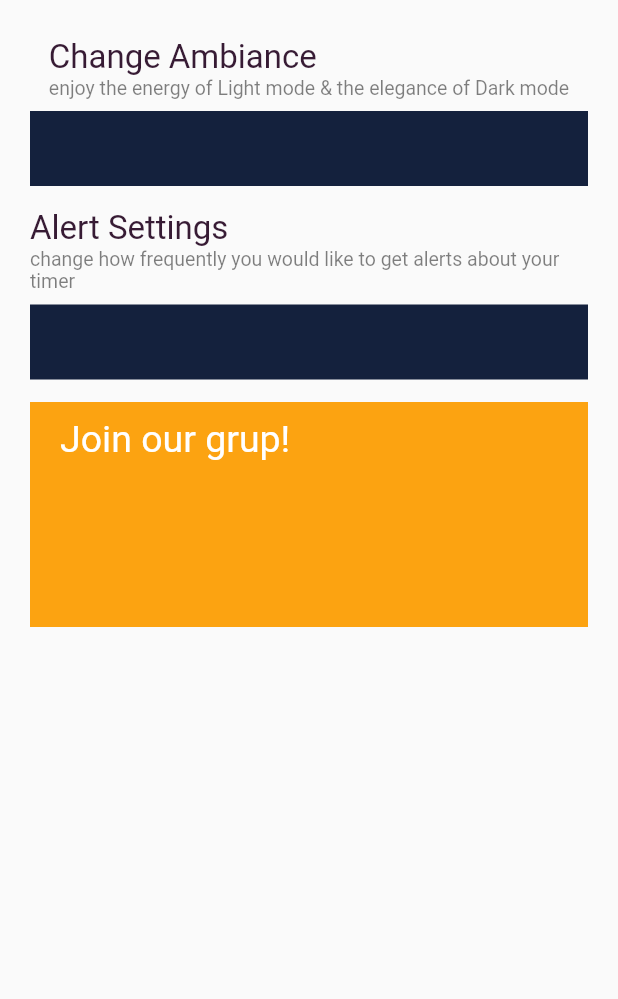
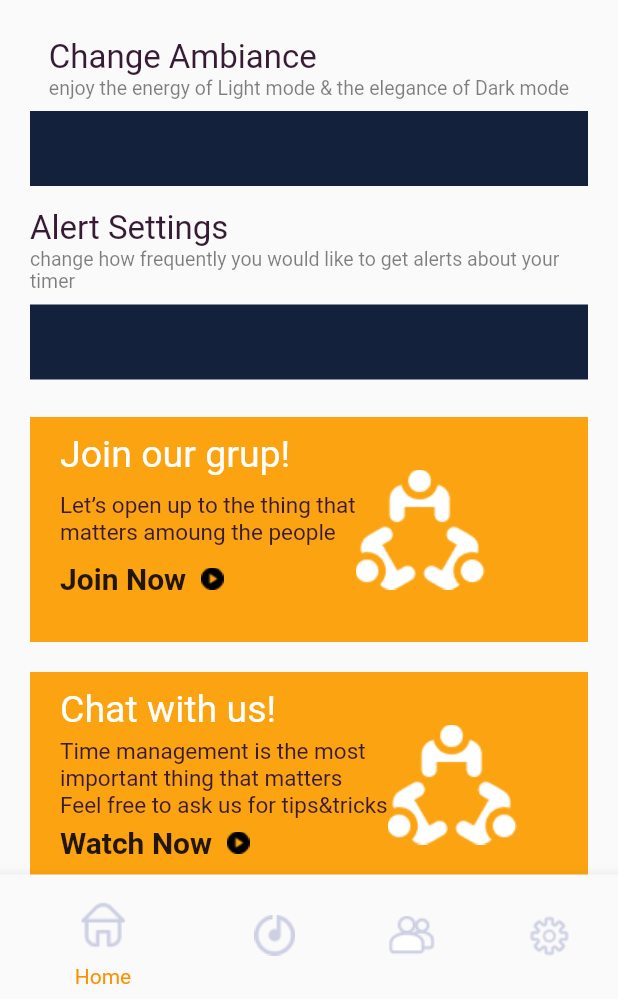
Before and after one commit to ziyad00/Becove, a Flutter app: the screen it shows after launch, on a phone screen of 412 x 824 dp, the part 237-1236 px from its top. Run offline on Flutter 3.47's test engine with Material 2 defaults, Android fonts, the phone set to English and light mode, and no system bars.

Commit message:
feat: add new screens

```diff
--- a/lib/third_screen.dart
+++ b/lib/third_screen.dart
@@ -1,12 +1,73 @@
 import 'package:flutter/material.dart';
+import 'package:tracker/fifth_screen.dart';
+import 'package:tracker/forth_screen.dart';
 
-class ThirdScreen extends StatelessWidget {
+class ThirdScreen extends StatefulWidget {
   const ThirdScreen({Key? key}) : super(key: key);
+
+  @override
+  State<ThirdScreen> createState() => _ThirdScreenState();
+}
+
+class _ThirdScreenState extends State<ThirdScreen> {
+  int _selectedIndex = 0;
+  static const TextStyle optionStyle =
+      TextStyle(fontSize: 30, fontWeight: FontWeight.bold);
+  static const List<Widget> _widgetOptions = <Widget>[
+    Home(),
+    Tracker(),
+    stats(),
+    Text(
+      'Index 3: Settings',
+      style: optionStyle,
+    ),
+  ];
+
+  void _onItemTapped(int index) {
+    setState(() {
+      _selectedIndex = index;
+    });
+  }
 
   @override
   Widget build(BuildContext context) {
     return Scaffold(
-      body: SafeArea(
+      body: _widgetOptions.elementAt(_selectedIndex),
+      bottomNavigationBar: BottomNavigationBar(
+        items: <BottomNavigationBarItem>[
+          BottomNavigationBarItem(
+            icon: Image.asset('images/Home.png'),
+            label: 'Home',
+          ),
+          BottomNavigationBarItem(
+            icon: Image.asset('images/RectangleCopy3.png'),
+            label: 'Tracker',
+          ),
+          BottomNavigationBarItem(
+            icon: Image.asset('images/noun_users_847316 2.png'),
+            label: 'Profile',
+          ),
+          BottomNavigationBarItem(
+            icon: Image.asset('images/settings.png'),
+            label: 'Settings',
+          ),
+        ],
+        currentIndex: _selectedIndex,
+        selectedItemColor: Colors.amber[800],
+        onTap: _onItemTapped,
+      ),
+    );
+  }
+}
+
+class Home extends StatelessWidget {
+  const Home({
+    Key? key,
+  }) : super(key: key);
+
+  @override
+  Widget build(BuildContext context) {
+    return SafeArea(
       child: Column(
         children: [
           AppBar(),
@@ -29,23 +90,49 @@ class ThirdScreen extends StatelessWidget {
               subtitle:
                   "change how frequently you would like to get alerts about your timer"),
           BlueBox(),
-            Card()
+          SizedBox(
+            height: 15,
+          ),
+          Expanded(
+            child: ListView(
+              children: [
+                Card(
+                  title: "Join our grup!",
+                  body:
+                      "Let’s open up to the thing that\nmatters amoung the people ",
+                  clickbait: "Join Now",
+                ),
+                Card(
+                  title: "Chat with us!",
+                  body:
+                      "Time management is the most\nimportant thing that matters\nFeel free to ask us for tips&tricks",
+                  clickbait: "Watch Now",
+                ),
               ],
             ),
+          ),
+        ],
       ),
     );
   }
 }
 
 class Card extends StatelessWidget {
+  final String title;
+  final String body;
+  final String clickbait;
+
   const Card({
     Key? key,
+    required this.title,
+    required this.body,
+    required this.clickbait,
   }) : super(key: key);
 
   @override
   Widget build(BuildContext context) {
     return Padding(
-      padding: const EdgeInsets.symmetric(horizontal: 20.0, vertical: 15),
+      padding: const EdgeInsets.symmetric(horizontal: 20.0, vertical: 10),
       child: Container(
         height: 150.0,
         width: double.infinity,
@@ -56,14 +143,44 @@ class Card extends StatelessWidget {
           ),
           child: Padding(
             padding: const EdgeInsets.symmetric(horizontal: 20, vertical: 10),
-            child: Column(
+            child: Row(
+              children: [
+                Column(
                   crossAxisAlignment: CrossAxisAlignment.start,
+                  mainAxisAlignment: MainAxisAlignment.spaceBetween,
                   children: [
-                Text("Join our grup!",
+                    Text("$title",
                         style: TextStyle(
                           color: Colors.white,
                           fontSize: 25,
                         )),
+                    Text(
+                      "$body",
+                      style: TextStyle(
+                          color: Color(0xFF371B34),
+                          fontSize: 15,
+                          fontWeight: FontWeight.w400),
+                      softWrap: true,
+                    ),
+                    Row(
+                      children: [
+                        Text(
+                          "$clickbait",
+                          style: TextStyle(
+                              fontWeight: FontWeight.bold, fontSize: 20),
+                        ),
+                        SizedBox(
+                          width: 10,
+                        ),
+                        Image.asset('images/Vector.png'),
+                      ],
+                    ),
+                    SizedBox(
+                      height: 10,
+                    )
+                  ],
+                ),
+                Image.asset('images/MeetupIcon.png'),
               ],
             ),
           ),
```
Also changed, not shown: lib/fifth_screen.dart (added, +14 -0 lines), lib/forth_screen.dart (added, +95 -0 lines), images/1.png (added), images/2.png (added), images/3.png (added), images/4.png (added), images/5.png (added), images/Home.png (added), images/MeetupIcon.png (added), images/RectangleCopy3.png (added), images/Shape.png (added), images/Vector.png (added), images/noun_users_847316 2.png (added), images/settings.png (added). Lines whose indentation alone changed are shown as unchanged.
